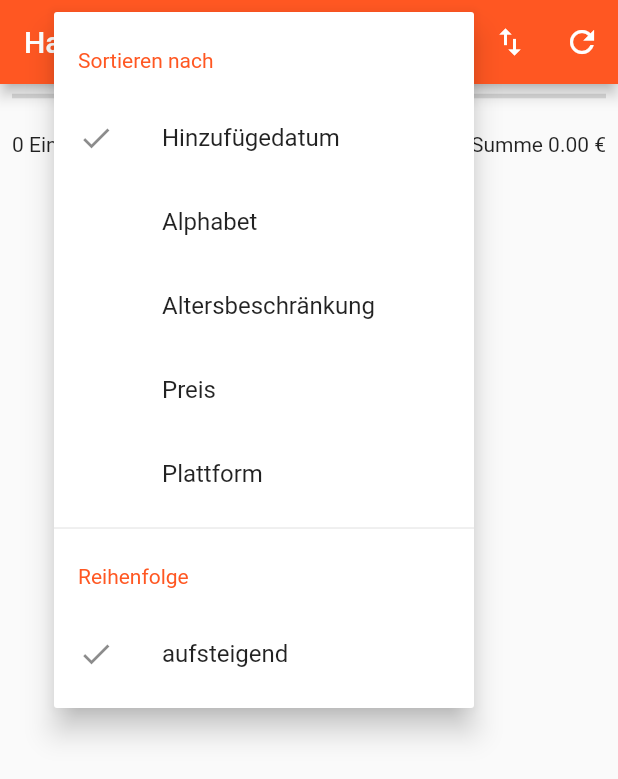
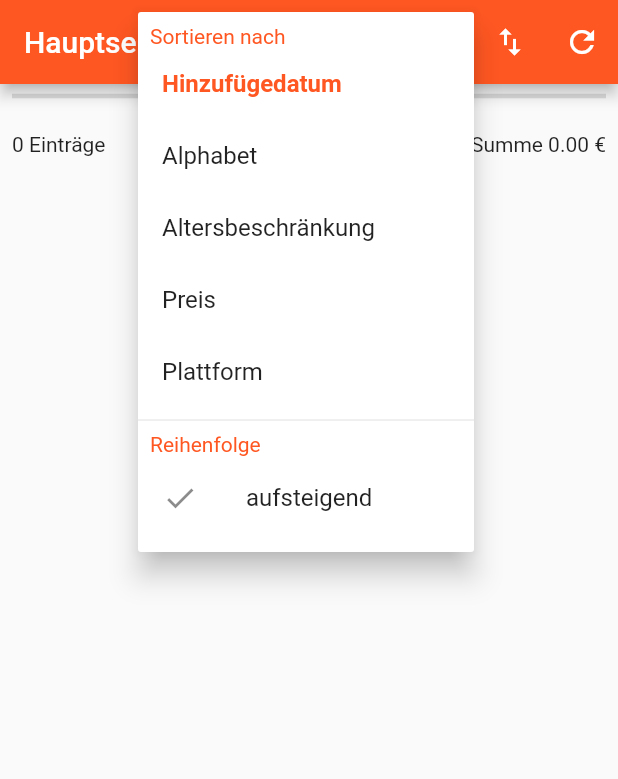
Before and after one commit to PhiliGuertler/pile-of-shame, a Flutter app: the screen it shows after launch, after a tap on the "filter list" icon, on a phone screen of 412 x 824 dp. Shown: the top 779 px of the screen. Run offline on Flutter 3.47's test engine with Material 2 defaults, Android fonts, the phone set to English and light mode, and no system bars; our stand-ins replace dropdown_button2, transparent_image.

Commit message:
updated styling of sort menu

```diff
--- a/pile_of_shame/lib/src/screens/games.dart
+++ b/pile_of_shame/lib/src/screens/games.dart
@@ -7,6 +7,7 @@ import 'package:pile_of_shame/src/widgets/game_list_item.dart';
 import '../models/game.dart';
 import '../widgets/game_list_summary.dart';
 import '../widgets/popup_menu_title.dart';
+import '../widgets/selected_text_style.dart';
 import 'game_details.dart';
 
 class GameScreen extends StatefulWidget {
@@ -69,32 +70,45 @@ class _GameScreenState extends State<GameScreen> {
               icon: const Icon(Icons.filter_list),
               itemBuilder: (context) => [
                     const PopupMenuTitle(title: 'Sortieren nach'),
-                    CheckedPopupMenuItem<SortStrategy>(
+                    PopupMenuItem<SortStrategy>(
                       value: SortStrategy.byDateOfAddition,
-                      checked: _filters.sortStrategy ==
-                          SortStrategy.byDateOfAddition,
-                      child: const Text('Hinzufügedatum'),
+                      child: SelectedTextStyle(
+                        text: 'Hinzufügedatum',
+                        isSelected: _filters.sortStrategy ==
+                            SortStrategy.byDateOfAddition,
+                      ),
                     ),
-                    CheckedPopupMenuItem<SortStrategy>(
+                    PopupMenuItem<SortStrategy>(
                       value: SortStrategy.byAlphabet,
-                      checked: _filters.sortStrategy == SortStrategy.byAlphabet,
-                      child: const Text('Alphabet'),
+                      child: SelectedTextStyle(
+                        text: 'Alphabet',
+                        isSelected:
+                            _filters.sortStrategy == SortStrategy.byAlphabet,
+                      ),
                     ),
-                    CheckedPopupMenuItem<SortStrategy>(
+                    PopupMenuItem<SortStrategy>(
                       value: SortStrategy.byAgeRestriction,
-                      checked: _filters.sortStrategy ==
-                          SortStrategy.byAgeRestriction,
-                      child: const Text('Altersbeschränkung'),
+                      child: SelectedTextStyle(
+                        text: 'Altersbeschränkung',
+                        isSelected: _filters.sortStrategy ==
+                            SortStrategy.byAgeRestriction,
+                      ),
                     ),
-                    CheckedPopupMenuItem<SortStrategy>(
+                    PopupMenuItem<SortStrategy>(
                       value: SortStrategy.byPrice,
-                      checked: _filters.sortStrategy == SortStrategy.byPrice,
-                      child: const Text('Preis'),
+                      child: SelectedTextStyle(
+                        text: 'Preis',
+                        isSelected:
+                            _filters.sortStrategy == SortStrategy.byPrice,
+                      ),
                     ),
-                    CheckedPopupMenuItem<SortStrategy>(
+                    PopupMenuItem<SortStrategy>(
                       value: SortStrategy.byPlatform,
-                      checked: _filters.sortStrategy == SortStrategy.byPlatform,
-                      child: const Text('Plattform'),
+                      child: SelectedTextStyle(
+                        text: 'Plattform',
+                        isSelected:
+                            _filters.sortStrategy == SortStrategy.byPlatform,
+                      ),
                     ),
                     const PopupMenuDivider(),
                     const PopupMenuTitle(title: 'Reihenfolge'),
--- a/pile_of_shame/lib/src/widgets/popup_menu_title.dart
+++ b/pile_of_shame/lib/src/widgets/popup_menu_title.dart
@@ -1,9 +1,6 @@
 import 'package:flutter/material.dart';
 
 class PopupMenuTitle<T> extends PopupMenuEntry<T> {
-  static const defaultFontWeight = FontWeight.w600;
-  static const defaultPadding = 16.0;
-
   final String title;
   final TextOverflow overflow;
 
@@ -22,15 +19,13 @@ class PopupMenuTitle<T> extends PopupMenuEntry<T> {
   /// Constructs a [TextPainter] and uses the calculated [TextPainter.height]
   /// with the [defaultPadding] to calculate the height of the widget.
   @override
-  double get height =>
-      (TextPainter(
+  double get height => (TextPainter(
         text: TextSpan(
           text: title,
         ),
         maxLines: 1,
       )..layout())
-          .height +
-      defaultPadding * 2;
+          .height;
 
   /// This menu entry isn't selectable; it represents no value.
   /// Always returns false.
@@ -50,7 +45,7 @@ class _PopupMenuTitleState extends State<PopupMenuTitle> {
     );
 
     return Padding(
-      padding: const EdgeInsets.all(PopupMenuTitle.defaultPadding),
+      padding: const EdgeInsets.only(left: 8.0, right: 8.0),
       child: Text(
         widget.title,
         overflow: widget.overflow,
--- /dev/null
+++ b/pile_of_shame/lib/src/widgets/selected_text_style.dart
@@ -0,0 +1,21 @@
+import 'package:flutter/material.dart';
+import 'package:flutter/src/widgets/container.dart';
+import 'package:flutter/src/widgets/framework.dart';
+
+class SelectedTextStyle extends StatelessWidget {
+  const SelectedTextStyle(
+      {super.key, required this.isSelected, required this.text});
+
+  final bool isSelected;
+  final String text;
+
+  @override
+  Widget build(BuildContext context) {
+    return Text(
+      text,
+      style: TextStyle(
+          color: isSelected ? Theme.of(context).colorScheme.primary : null,
+          fontWeight: isSelected ? FontWeight.bold : null),
+    );
+  }
+}
```
